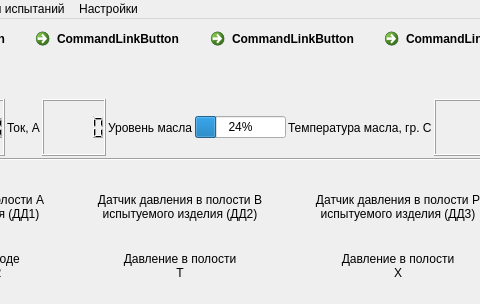
Above: mainwindow.ui from firef0xff/SSHGS01 before the change; both pictures show x 148 to 628 and y 0 to 304 of the 874 by 304 pixel window. Below: the same form after it.
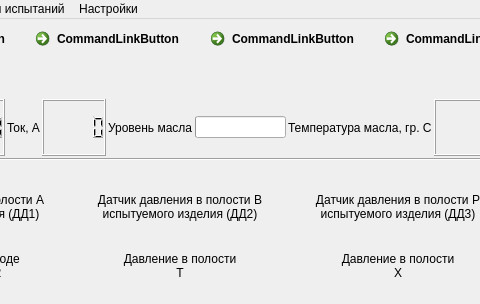
That is the form after the change.

```diff
--- a/mainwindow.ui
+++ b/mainwindow.ui
@@ -158,8 +158,11 @@
           <verstretch>0</verstretch>
          </sizepolicy>
         </property>
+        <property name="maximum">
+         <number>3</number>
+        </property>
         <property name="value">
-         <number>24</number>
+         <number>-1</number>
         </property>
        </widget>
       </item>
```
Left out of the diff: 6 changed lines with no effect on the pictures.
